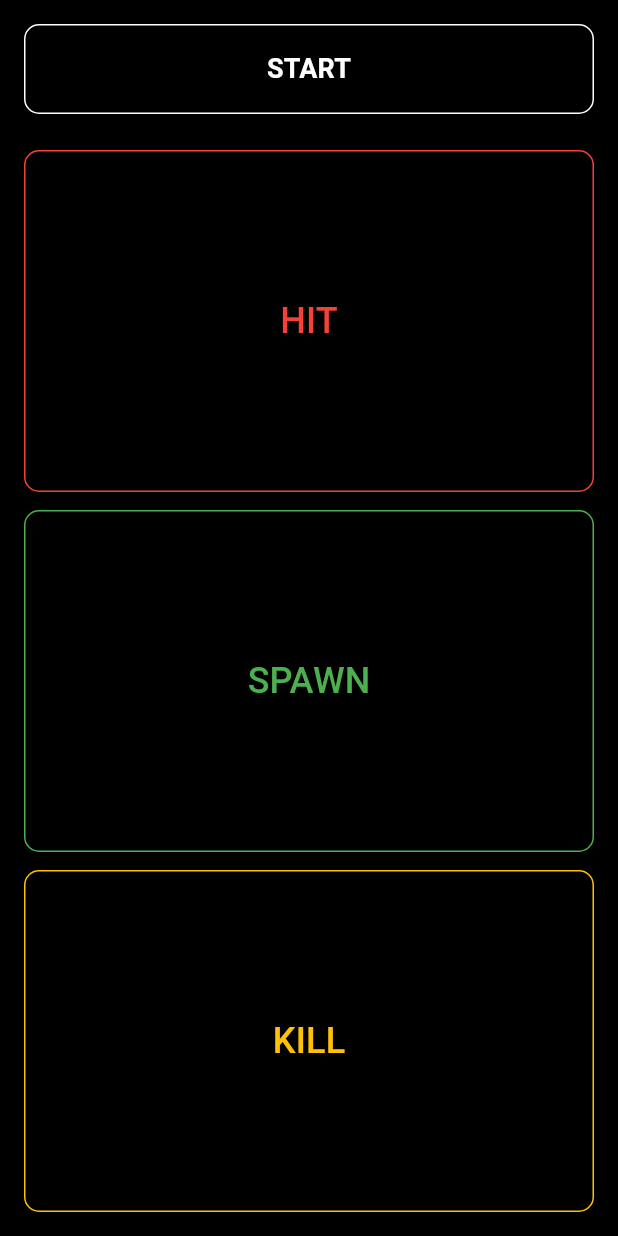
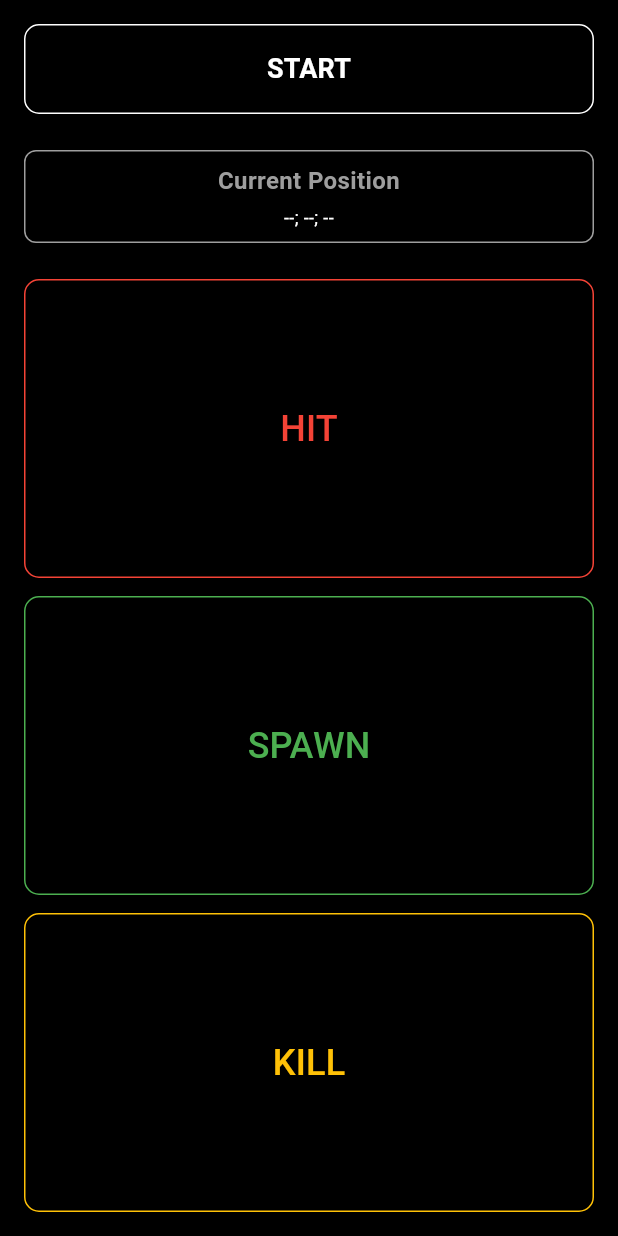
Before and after one commit to xmbn/Airsoft-Telemetry, a Flutter app: the screen it shows after launch, on a phone screen of 412 x 824 dp. Run offline on Flutter 3.47's test engine with Material 3 defaults, Android fonts, the phone set to English and light mode, and no system bars; our stand-ins replace csv, geolocator, shared_preferences, sqflite; accounts and stored records are empty.

Commit message:
keep current position box visible

```diff
--- a/lib/screens/home_screen.dart
+++ b/lib/screens/home_screen.dart
@@ -236,8 +236,7 @@ class _HomeScreenState extends State<HomeScreen> {
             _buildControlButton(),
             const SizedBox(height: AppConfig.extraLargePadding),
 
-            // Current position display
-            if (_currentPosition != null) ...[
+            // Current position display (always visible)
             Container(
               width: double.infinity,
               padding: const EdgeInsets.all(AppConfig.mediumPadding),
@@ -258,10 +257,17 @@ class _HomeScreenState extends State<HomeScreen> {
                     textAlign: TextAlign.center,
                   ),
                   const SizedBox(height: AppConfig.smallPadding),
+                  if (_currentPosition != null)
                     Text(
                       '${LocationFormatter.formatLatitude(_currentPosition!.latitude)}; '
                       '${LocationFormatter.formatLongitude(_currentPosition!.longitude)}; '
                       '${MeasureFormatter.formatAltitude(_currentPosition!.altitude)}',
+                      style: const TextStyle(color: AppConfig.primaryTextColor, fontSize: 12),
+                      textAlign: TextAlign.center,
+                    )
+                  else
+                    Text(
+                      '--; --; --',
                       style: const TextStyle(color: AppConfig.primaryTextColor, fontSize: 12),
                       textAlign: TextAlign.center,
                     ),
@@ -269,7 +275,6 @@ class _HomeScreenState extends State<HomeScreen> {
               ),
             ),
             const SizedBox(height: AppConfig.extraLargePadding),
-            ],
 
             // Event buttons (fill remaining space)
             Expanded(
```
Lines whose indentation alone changed are shown as unchanged.
